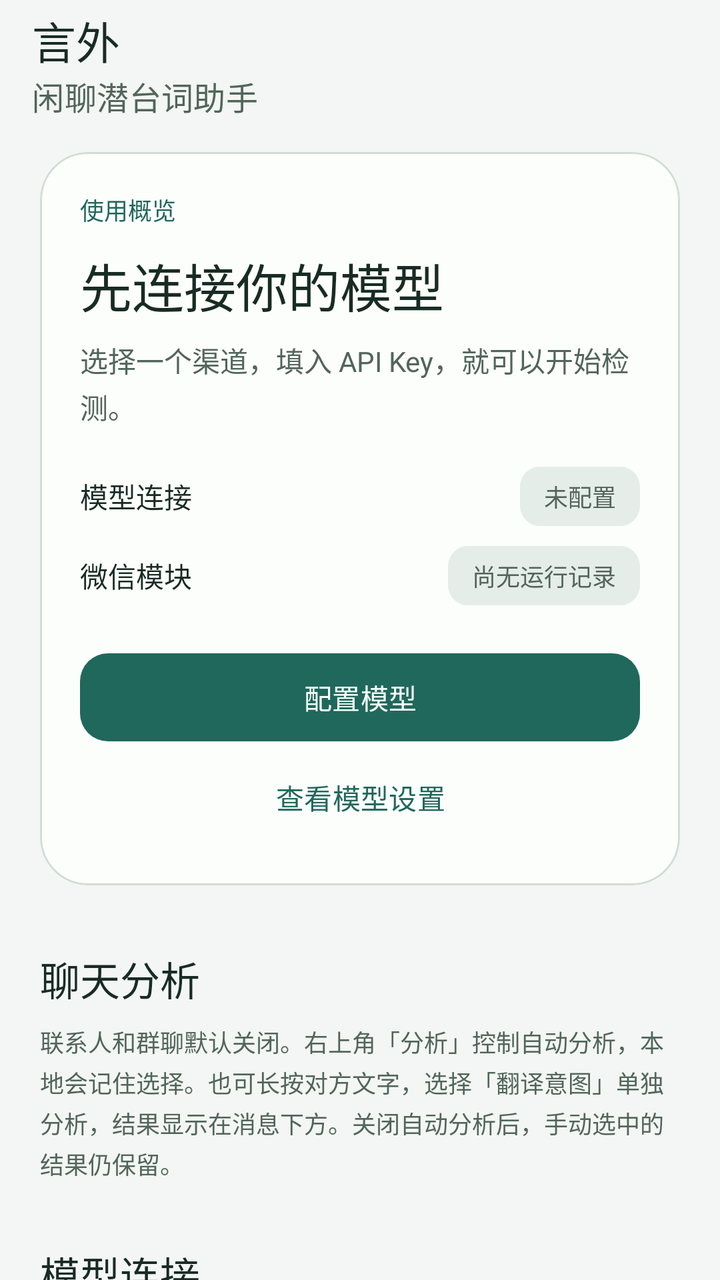
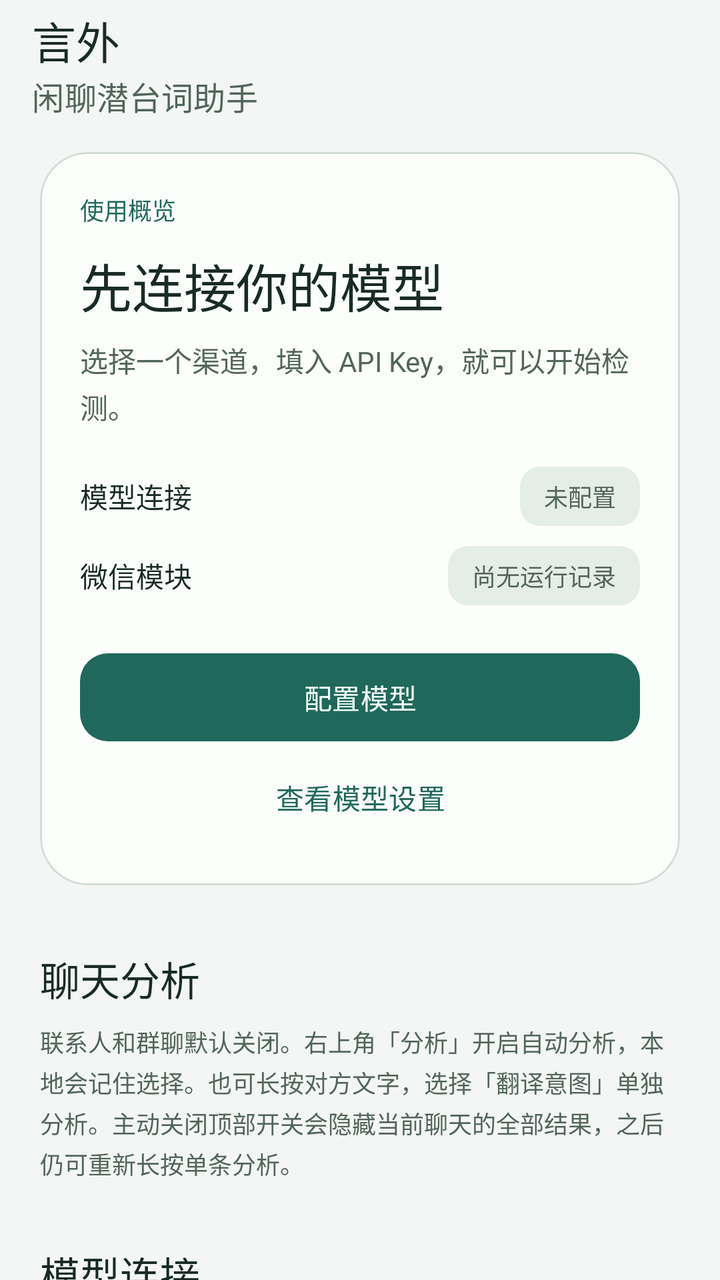

An Android layout rendered at two revisions. The XML below is the earlier revision; the diff shows what the commit changed to produce the second picture.
<!-- AndroidManifest.xml: application theme Theme.WeChatMood -->
<!-- res/layout/activity_main.xml -->
<?xml version="1.0" encoding="utf-8"?>
<LinearLayout xmlns:android="http://schemas.android.com/apk/res/android" xmlns:app="http://schemas.android.com/apk/res-auto"
    android:layout_width="match_parent" android:layout_height="match_parent"
    android:background="@color/page_background" android:orientation="vertical">
    <com.google.android.material.appbar.MaterialToolbar android:layout_width="match_parent"
        android:layout_height="wrap_content" android:minHeight="?attr/actionBarSize"
        app:title="@string/app_name" app:subtitle="闲聊潜台词助手" app:titleTextColor="@color/text_primary"
        app:subtitleTextColor="@color/text_secondary" android:background="@color/page_background" />
    <androidx.core.widget.NestedScrollView android:id="@+id/pageScroll"
        android:layout_width="match_parent" android:layout_height="0dp" android:layout_weight="1"
        android:fillViewport="true" android:clipToPadding="false">
        <LinearLayout android:layout_width="match_parent" android:layout_height="wrap_content"
            android:orientation="vertical" android:paddingStart="20dp" android:paddingEnd="20dp"
            android:paddingTop="12dp" android:paddingBottom="32dp">
            <com.google.android.material.card.MaterialCardView android:id="@+id/overviewCard"
                android:layout_width="match_parent" android:layout_height="wrap_content"
                app:cardBackgroundColor="@color/panel_surface" app:cardCornerRadius="24dp"
                app:cardElevation="0dp" app:strokeWidth="1dp" app:strokeColor="@color/outline_subtle">
                <LinearLayout android:layout_width="match_parent" android:layout_height="wrap_content"
                    android:orientation="vertical" android:padding="20dp">
                    <TextView style="@style/Yanwai.Caption" android:text="使用概览"
                        android:textColor="@color/brand_primary" android:fontFamily="sans-serif-medium" />
                    <TextView android:id="@+id/textOverviewTitle" style="@style/Yanwai.Body"
                        android:layout_marginTop="10dp" android:textSize="26sp" android:fontFamily="sans-serif-medium"
                        android:textColor="@color/text_primary" android:accessibilityHeading="true"
                        android:accessibilityLiveRegion="polite" android:text="先连接你的模型" />
                    <TextView android:id="@+id/textOverviewDescription" style="@style/Yanwai.Body"
                        android:layout_marginTop="8dp" android:text="选择一个渠道，填入 API Key，就可以开始检测。" />
                    <LinearLayout android:layout_width="match_parent" android:layout_height="wrap_content"
                        android:orientation="horizontal" android:gravity="center_vertical" android:layout_marginTop="20dp">
                        <TextView style="@style/Yanwai.Body" android:layout_width="0dp" android:layout_weight="1"
                            android:text="模型连接" android:textColor="@color/text_primary" />
                        <TextView android:id="@+id/textModelBadge" style="@style/Yanwai.Badge" android:text="未配置" />
                    </LinearLayout>
                    <LinearLayout android:layout_width="match_parent" android:layout_height="wrap_content"
                        android:orientation="horizontal" android:gravity="center_vertical" android:layout_marginTop="10dp">
                        <TextView style="@style/Yanwai.Body" android:layout_width="0dp" android:layout_weight="1"
                            android:text="微信模块" android:textColor="@color/text_primary" />
                        <TextView android:id="@+id/textHostBadge" style="@style/Yanwai.Badge" android:text="尚无运行记录" />
                    </LinearLayout>
                    <com.google.android.material.button.MaterialButton android:id="@+id/buttonNextStep"
                        style="@style/Yanwai.Button" android:layout_marginTop="20dp" android:text="配置模型" />
                    <com.google.android.material.button.MaterialButton android:id="@+id/buttonJumpModel"
                        style="@style/Yanwai.Button.Text" android:text="查看模型设置" />
                </LinearLayout>
            </com.google.android.material.card.MaterialCardView>

            <TextView style="@style/Yanwai.Section" android:text="聊天分析" />
            <TextView style="@style/Yanwai.Caption"
                android:text="联系人和群聊默认关闭。右上角「分析」控制自动分析，本地会记住选择。也可长按对方文字，选择「翻译意图」单独分析，结果显示在消息下方。关闭自动分析后，手动选中的结果仍保留。" />

            <TextView android:id="@+id/modelSection" style="@style/Yanwai.Section" android:text="模型连接" />
            <TextView android:id="@+id/textModelStatus" style="@style/Yanwai.Body" android:text="先选择渠道，再填写对应的 API Key。" />
            <TextView android:id="@+id/textDraftStatus" style="@style/Yanwai.Badge"
                android:layout_marginTop="12dp" android:visibility="gone" android:text="有未保存修改" />
            <com.google.android.material.textfield.TextInputLayout android:id="@+id/layoutProvider"
                style="@style/Widget.Material3.TextInputLayout.OutlinedBox.ExposedDropdownMenu"
                android:layout_width="match_parent" android:layout_height="wrap_content"
                android:layout_marginTop="16dp" android:hint="服务渠道">
                <com.google.android.material.textfield.MaterialAutoCompleteTextView android:id="@+id/inputProvider"
                    android:layout_width="match_parent" android:layout_height="wrap_content"
                    android:minHeight="56dp" android:inputType="none" android:saveEnabled="false" />
            </com.google.android.material.textfield.TextInputLayout>
            <TextView android:id="@+id/textProviderSummary" style="@style/Yanwai.Caption"
                android:layout_marginTop="8dp" android:text="预设渠道已匹配地址与模型，只需填写 Key。" />
            <com.google.android.material.textfield.TextInputLayout android:id="@+id/layoutApiBase"
                style="@style/Widget.Material3.TextInputLayout.OutlinedBox"
                android:layout_width="match_parent" android:layout_height="wrap_content"
                android:layout_marginTop="12dp" android:hint="API 地址" android:visibility="gone">
                <com.google.android.material.textfield.TextInputEditText android:id="@+id/inputApiBase"
                    android:layout_width="match_parent" android:layout_height="wrap_content"
                    android:minHeight="56dp" android:inputType="textUri" android:maxLines="3"
                    android:importantForAutofill="no" android:saveEnabled="false" />
            </com.google.android.material.textfield.TextInputLayout>
            <com.google.android.material.textfield.TextInputLayout android:id="@+id/layoutApiModel"
                style="@style/Widget.Material3.TextInputLayout.OutlinedBox"
                android:layout_width="match_parent" android:layout_height="wrap_content"
                android:layout_marginTop="12dp" android:hint="模型名" android:visibility="gone"
                app:helperText="按服务商文档填写，留空使用 jev-1.13.0。">
                <com.google.android.material.textfield.TextInputEditText android:id="@+id/inputApiModel"
                    android:layout_width="match_parent" android:layout_height="wrap_content"
                    android:minHeight="56dp" android:inputType="textVisiblePassword" android:singleLine="true"
                    android:importantForAutofill="no" android:saveEnabled="false" />
            </com.google.android.material.textfield.TextInputLayout>
            <com.google.android.material.textfield.TextInputLayout android:id="@+id/layoutApiKey"
                style="@style/Widget.Material3.TextInputLayout.OutlinedBox"
                android:layout_width="match_parent" android:layout_height="wrap_content"
                android:layout_marginTop="12dp" android:hint="API Key" app:endIconMode="password_toggle"
                app:helperText="使用当前渠道申请的 Key，仅保存在本机。">
                <com.google.android.material.textfield.TextInputEditText android:id="@+id/inputApiKey"
                    android:layout_width="match_parent" android:layout_height="wrap_content"
                    android:minHeight="56dp" android:inputType="textPassword" android:singleLine="true"
                    android:importantForAutofill="no" android:saveEnabled="false" />
            </com.google.android.material.textfield.TextInputLayout>
            <com.google.android.material.button.MaterialButton android:id="@+id/buttonProviderHelp"
                style="@style/Yanwai.Button.Text" android:text="没有 Key？查看获取方法" />
            <LinearLayout android:id="@+id/providerHelpPanel" android:layout_width="match_parent"
                android:layout_height="wrap_content" android:orientation="vertical" android:visibility="gone"
                android:background="@drawable/status_pill" android:padding="16dp">
                <TextView android:id="@+id/textProviderGuide" style="@style/Yanwai.Body" />
                <com.google.android.material.button.MaterialButton android:id="@+id/buttonGetKey"
                    style="@style/Yanwai.Button.Outline" android:layout_marginTop="12dp" android:text="前往申请 Key ↗" />
                <com.google.android.material.button.MaterialButton android:id="@+id/buttonProviderDocs"
                    style="@style/Yanwai.Button.Text" android:text="查看渠道文档 ↗" />
            </LinearLayout>
            <com.google.android.material.button.MaterialButton android:id="@+id/buttonTestModel"
                style="@style/Yanwai.Button" android:layout_marginTop="16dp" android:text="保存并检测连接" />
            <com.google.android.material.button.MaterialButton android:id="@+id/buttonSaveApi"
                style="@style/Yanwai.Button.Text" android:text="仅保存配置" />
            <com.google.android.material.progressindicator.LinearProgressIndicator android:id="@+id/progressModel"
                android:layout_width="match_parent" android:layout_height="4dp" android:indeterminate="true"
                android:visibility="gone" app:trackCornerRadius="2dp" android:contentDescription="正在检测模型连接" />
            <TextView android:id="@+id/textTestResult" style="@style/Yanwai.Body"
                android:layout_marginTop="12dp" android:padding="16dp" android:background="@drawable/status_pill"
                android:accessibilityLiveRegion="polite" android:visibility="gone" />
            <TextView style="@style/Yanwai.Caption" android:layout_marginTop="12dp"
                android:text="开启分析后，消息和相关前文将发送到所选服务。仅分析可见的对方纯文本，跳过媒体及超过 1000 字的消息，不会自动回复。" />

            <TextView android:id="@+id/wechatSection" style="@style/Yanwai.Section" android:text="微信中的使用情况" />
            <TextView android:id="@+id/textFrameworkStatus" style="@style/Yanwai.Body" />
            <com.google.android.material.button.MaterialButton android:id="@+id/buttonSetupGuide"
                style="@style/Yanwai.Button.Text" android:layout_marginTop="8dp" android:text="首次使用 / 未生效？查看步骤" />
            <LinearLayout android:id="@+id/setupGuidePanel" android:layout_width="match_parent"
                android:layout_height="wrap_content" android:orientation="vertical" android:visibility="gone"
                android:padding="16dp" android:background="@drawable/status_pill">
                <TextView style="@style/Yanwai.Body" android:fontFamily="sans-serif-medium"
                    android:textColor="@color/text_primary" android:text="01  连接模型" />
                <TextView style="@style/Yanwai.Body" android:layout_marginTop="4dp"
                    android:text="选择渠道、填入 Key，点击「保存并检测连接」。" />
                <TextView style="@style/Yanwai.Body" android:layout_marginTop="16dp" android:fontFamily="sans-serif-medium"
                    android:textColor="@color/text_primary" android:text="02  启用微信模块" />
                <TextView style="@style/Yanwai.Body" android:layout_marginTop="4dp"
                    android:text="在 LSPosed 中启用言外，作用域勾选微信，然后彻底关闭并重新打开微信。" />
                <TextView style="@style/Yanwai.Body" android:layout_marginTop="16dp" android:fontFamily="sans-serif-medium"
                    android:textColor="@color/text_primary" android:text="03  打开一个聊天" />
                <TextView style="@style/Yanwai.Body" android:layout_marginTop="4dp"
                    android:text="打开聊天，按需开启右上角「分析」。每个聊天单独记住选择；长按开关可查看操作或导出日志。" />
                <com.google.android.material.button.MaterialButton android:id="@+id/buttonOpenWechat"
                    style="@style/Yanwai.Button.Outline" android:layout_marginTop="12dp" android:text="打开微信" />
            </LinearLayout>

            <TextView style="@style/Yanwai.Section" android:text="遇到问题" />
            <TextView style="@style/Yanwai.Body" android:text="先复现一次，再导出日志。问题自行恢复后，也可以查看之前的记录。" />
            <com.google.android.material.button.MaterialButton android:id="@+id/buttonExportLog"
                style="@style/Yanwai.Button.Outline" android:layout_marginTop="12dp" android:text="导出运行日志" />
            <com.google.android.material.button.MaterialButton android:id="@+id/buttonDebug"
                style="@style/Yanwai.Button.Text" android:text="查看详细排查信息" />
            <LinearLayout android:id="@+id/debugPanel" android:layout_width="match_parent"
                android:layout_height="wrap_content" android:orientation="vertical" android:visibility="gone">
                <TextView style="@style/Yanwai.Caption"
                    android:text="桌面页包含本应用日志和微信最近上报的记录。若未收到微信日志，请在微信内长按「分析」或「言外」入口直接导出。" />
                <com.google.android.material.materialswitch.MaterialSwitch android:id="@+id/switchExplore"
                    android:layout_width="match_parent" android:layout_height="wrap_content"
                    android:minHeight="56dp" android:text="记录微信适配信息" />
                <TextView style="@style/Yanwai.Caption" android:text="排查版本兼容问题时开启，重启微信后生效。" />
                <com.google.android.material.button.MaterialButton android:id="@+id/buttonRefreshLog"
                    style="@style/Yanwai.Button.Text" android:text="刷新状态与日志" />
                <com.google.android.material.button.MaterialButton android:id="@+id/buttonCopyLog"
                    style="@style/Yanwai.Button.Text" android:text="复制完整日志" />
                <TextView android:id="@+id/textLog" style="@style/Yanwai.Caption"
                    android:textIsSelectable="true" android:fontFamily="monospace" />
            </LinearLayout>

            <View android:layout_width="match_parent" android:layout_height="1dp"
                android:layout_marginTop="28dp" android:background="@color/outline_subtle" />
            <TextView style="@style/Yanwai.Section" android:layout_marginTop="24dp" android:text="关于与更新" />
            <TextView android:id="@+id/textUpdateStatus" style="@style/Yanwai.Caption" android:accessibilityLiveRegion="polite" />
            <com.google.android.material.button.MaterialButton android:id="@+id/buttonCheckUpdate"
                style="@style/Yanwai.Button.Text" android:text="检查更新" />
            <com.google.android.material.button.MaterialButton android:id="@+id/buttonReleasePage"
                style="@style/Yanwai.Button.Text" android:text="GitHub 发布页 ↗" />
            <TextView style="@style/Yanwai.Section" android:text="联系作者" />
            <TextView style="@style/Yanwai.Body" android:text="使用反馈或交流建议，可以添加作者微信。" />
            <ImageView android:layout_width="match_parent" android:layout_height="wrap_content"
                android:layout_marginTop="16dp" android:adjustViewBounds="true" android:maxHeight="280dp"
                android:scaleType="fitCenter" android:src="@drawable/author_wechat_qr"
                android:contentDescription="作者微信二维码，微信号 YIRC99" />
            <TextView style="@style/Yanwai.Body" android:layout_marginTop="12dp"
                android:gravity="center" android:text="作者微信：YIRC99" android:textColor="@color/text_primary"
                android:fontFamily="sans-serif-medium" android:textIsSelectable="true" />
            <com.google.android.material.button.MaterialButton android:id="@+id/buttonCopyAuthor"
                style="@style/Yanwai.Button.Text" android:text="复制作者微信号" />

            <TextView style="@style/Yanwai.Section" android:text="免费与开源" />
            <TextView style="@style/Yanwai.Badge" android:text="言外完全免费"
                android:textColor="@color/status_success" android:backgroundTint="@color/status_success_bg" />
            <TextView style="@style/Yanwai.Body" android:layout_marginTop="12dp"
                android:text="本项目不收费，没有会员或付费解锁。\n第三方模型服务可能按其规则收费，费用不属于言外。" />
            <TextView style="@style/Yanwai.Caption" android:layout_marginTop="16dp" android:text="项目开源地址" />
            <TextView style="@style/Yanwai.Body" android:layout_marginTop="4dp"
                android:text="https://github.com/YIRC99/yanwai" android:textColor="@color/brand_primary"
                android:textIsSelectable="true" />
            <com.google.android.material.button.MaterialButton android:id="@+id/buttonOpenSource"
                style="@style/Yanwai.Button.Outline" android:layout_marginTop="8dp" android:text="查看开源代码 ↗" />
            <TextView style="@style/Yanwai.Caption" android:layout_marginTop="16dp"
                android:text="理解多一种可能，不替你下结论。\n模型判断仅供参考。" android:gravity="center" />
        </LinearLayout>
    </androidx.core.widget.NestedScrollView>
</LinearLayout>
<!-- resources referenced by this layout -->
<resources>
  <color name="brand_primary">#20685C</color>
  <color name="outline_subtle">#D1DDD5</color>
  <color name="page_background">#F3F6F4</color>
  <color name="panel_surface">#FCFEFC</color>
  <color name="status_success">#1B6651</color>
  <color name="status_success_bg">#DDEFE5</color>
  <color name="text_primary">#182B24</color>
  <color name="text_secondary">#52655B</color>
  <!-- drawable status_pill (drawable) -->
  <?xml version="1.0" encoding="utf-8"?>
  <shape xmlns:android="http://schemas.android.com/apk/res/android" android:shape="rectangle">
      <solid android:color="@color/status_neutral_bg" />
      <corners android:radius="10dp" />
  </shape>
  <string name="app_name">言外</string>
  <style name="Yanwai.Badge" parent="Yanwai.Caption">
          <item name="android:layout_width">wrap_content</item>
          <item name="android:fontFamily">sans-serif-medium</item>
          <item name="android:paddingStart">12dp</item>
          <item name="android:paddingEnd">12dp</item>
          <item name="android:paddingTop">6dp</item>
          <item name="android:paddingBottom">6dp</item>
          <item name="android:background">@drawable/status_pill</item>
          <item name="android:accessibilityLiveRegion">polite</item>
      </style>
  <style name="Yanwai.Body" parent="">
          <item name="android:layout_width">match_parent</item>
          <item name="android:layout_height">wrap_content</item>
          <item name="android:textSize">14sp</item>
          <item name="android:textColor">@color/text_secondary</item>
          <item name="android:lineSpacingExtra">3dp</item>
      </style>
  <style name="Yanwai.Button" parent="Widget.Material3.Button">
          <item name="android:layout_width">match_parent</item>
          <item name="android:layout_height">wrap_content</item>
          <item name="android:minHeight">52dp</item>
          <item name="cornerRadius">14dp</item>
          <item name="android:textSize">14sp</item>
          <item name="android:textAllCaps">false</item>
      </style>
  <style name="Yanwai.Button.Outline" parent="Widget.Material3.Button.OutlinedButton">
          <item name="android:layout_width">match_parent</item>
          <item name="android:layout_height">wrap_content</item>
          <item name="android:minHeight">52dp</item>
          <item name="cornerRadius">14dp</item>
          <item name="android:textAllCaps">false</item>
      </style>
  <style name="Yanwai.Button.Text" parent="Widget.Material3.Button.TextButton">
          <item name="android:layout_width">match_parent</item>
          <item name="android:layout_height">wrap_content</item>
          <item name="android:minHeight">48dp</item>
          <item name="android:textAllCaps">false</item>
      </style>
  <style name="Yanwai.Caption" parent="Yanwai.Body">
          <item name="android:textSize">12sp</item>
      </style>
  <style name="Yanwai.Section" parent="Yanwai.Body">
          <item name="android:textSize">20sp</item>
          <item name="android:fontFamily">sans-serif-medium</item>
          <item name="android:textColor">@color/text_primary</item>
          <item name="android:layout_marginTop">32dp</item>
          <item name="android:layout_marginBottom">8dp</item>
          <item name="android:accessibilityHeading">true</item>
      </style>
  <color name="status_neutral_bg">#E5EDE8</color>
  <color name="brand_on_primary">#F5FFF9</color>
  <color name="status_error">#9B3336</color>
  <color name="status_error_bg">#F8E3E2</color>
</resources>

<!-- the commit's change to res/layout/activity_main.xml (unified diff, before → after) -->
@@ -47,7 +47,7 @@
 
             <TextView style="@style/Yanwai.Section" android:text="聊天分析" />
             <TextView style="@style/Yanwai.Caption"
-                android:text="联系人和群聊默认关闭。右上角「分析」控制自动分析，本地会记住选择。也可长按对方文字，选择「翻译意图」单独分析，结果显示在消息下方。关闭自动分析后，手动选中的结果仍保留。" />
+                android:text="联系人和群聊默认关闭。右上角「分析」开启自动分析，本地会记住选择。也可长按对方文字，选择「翻译意图」单独分析。主动关闭顶部开关会隐藏当前聊天的全部结果，之后仍可重新长按单条分析。" />
 
             <TextView android:id="@+id/modelSection" style="@style/Yanwai.Section" android:text="模型连接" />
             <TextView android:id="@+id/textModelStatus" style="@style/Yanwai.Body" android:text="先选择渠道，再填写对应的 API Key。" />
